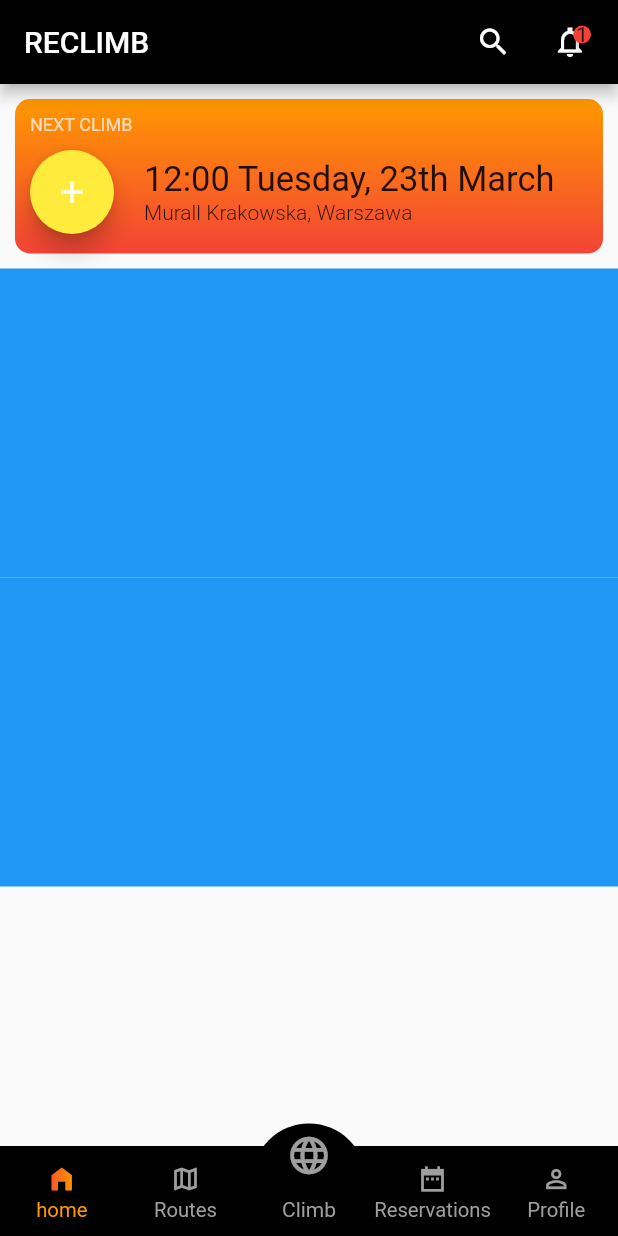
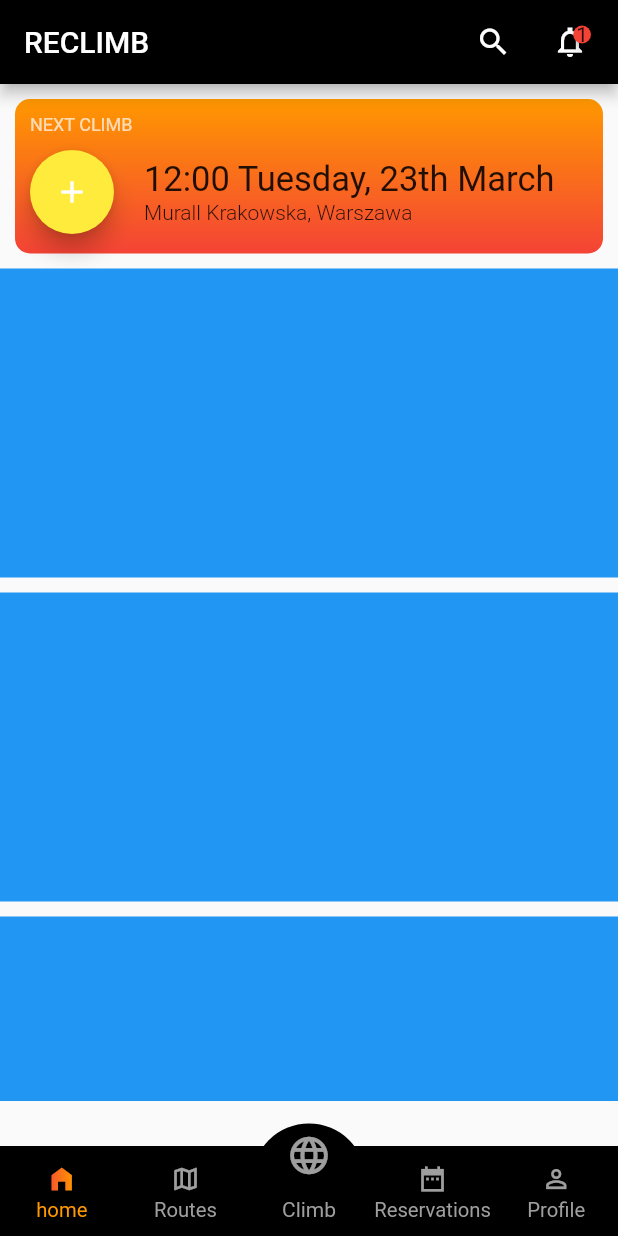
Before and after one commit to truongnguyen112007/climb_app_base, a Flutter app: the screen it shows after launch, on a phone screen of 412 x 824 dp. Run offline on Flutter 3.47's test engine with Material 2 defaults, Android fonts, the phone set to English and light mode, and no system bars; drawn by our look-alikes of badges.

Commit message:
Tab home: update listview

```diff
--- a/lib/modules/tab_home/tab_home.dart
+++ b/lib/modules/tab_home/tab_home.dart
@@ -39,6 +39,7 @@ class _TabHomeState extends State<TabHome> {
         ],
       ),
       body: SingleChildScrollView(
+        physics: AlwaysScrollableScrollPhysics(),
         child: Column(
           children: [
             Padding(
@@ -96,17 +97,17 @@ class _TabHomeState extends State<TabHome> {
                 ),
               ),
             ),
-            ListView.builder(
+            ListView.separated(
               physics: NeverScrollableScrollPhysics(),
-              primary: false,
+              primary: true,
               itemBuilder: (BuildContext context, int index) {
                 return Container(
                   height: size.height / 4,
                   decoration: BoxDecoration(color: Colors.blue),
                 );
               },
-              itemCount: 2,
-              shrinkWrap: true,
+              itemCount: 10,
+              shrinkWrap: true, separatorBuilder: (BuildContext context, int index)=>SizedBox(height: 10,),
             )
           ],
         ),
```
